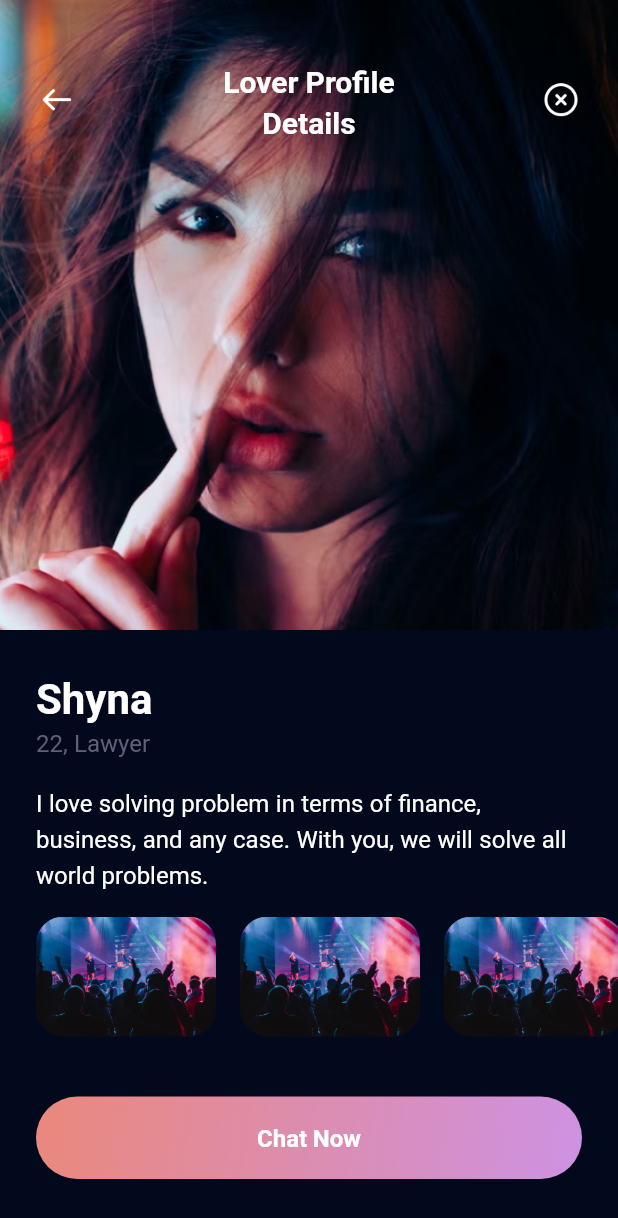
After one commit to muhammad-fachrizal/sarang_app, a Flutter app: the PeopleProfileScreen screen opened by its route, on a phone screen of 412 x 824 dp. The commit adds this screen. Shown: the top 1218 px of the screen. Run offline on Flutter 3.47's test engine with Material 2 defaults, Android fonts, the phone set to English and light mode, and no system bars; our stand-ins replace google_fonts.

Commit message:
Slicing People Profile Screen

```diff
--- a/lib/src/app.dart
+++ b/lib/src/app.dart
@@ -3,6 +3,7 @@ import 'package:sarang_app/src/features/authentication/presentation/sign_up_age_
 import 'package:sarang_app/src/features/authentication/presentation/sign_up_screen.dart';
 import 'package:sarang_app/src/features/authentication/presentation/sign_up_upload_photo_screen.dart';
 import 'package:sarang_app/src/features/likes_you/presentation/explore_people_screen.dart';
+import 'package:sarang_app/src/features/likes_you/presentation/people_profile_screen.dart';
 import 'package:sarang_app/src/features/likes_you/presentation/people_you_loved_screen.dart';
 import 'package:sarang_app/src/theme_manager/theme_data_manager.dart';
 
@@ -25,6 +26,7 @@ class AppScreen extends StatelessWidget {
         ExplorePeopleScreen.routeName: (context) => const ExplorePeopleScreen(),
         PeopleYouLovedScreen.routeName: (context) =>
             const PeopleYouLovedScreen(),
+        PeopleProfileScreen.routeName: (context) => const PeopleProfileScreen(),
       },
     );
   }
--- /dev/null
+++ b/lib/src/common_widgets/people_identity_widget.dart
@@ -0,0 +1,45 @@
+import 'package:flutter/material.dart';
+import 'package:sarang_app/src/theme_manager/font_manager.dart';
+import 'package:sarang_app/src/theme_manager/style_manager.dart';
+import 'package:sarang_app/src/theme_manager/values_manager.dart';
+
+class PeopleIdentityWidget extends StatelessWidget {
+  const PeopleIdentityWidget({
+    super.key,
+  });
+
+  @override
+  Widget build(BuildContext context) {
+    return Padding(
+      padding: const EdgeInsets.symmetric(
+        horizontal: AppPadding.p24,
+      ),
+      child: Column(
+        crossAxisAlignment: CrossAxisAlignment.start,
+        children: [
+          Text(
+            'Shyna',
+            style: getWhiteTextStyle(
+              fontSize: FontSizeManager.f28,
+              fontWeight: FontWeightManager.semiBold,
+            ),
+          ),
+          Text(
+            '22, Lawyer',
+            style: getBlackTextStyle(),
+          ),
+          const SizedBox(
+            height: AppSize.s16,
+          ),
+          Text(
+            'I love solving problem in terms of finance, business, and any case. With you, we will solve all world problems.',
+            style: getWhiteTextStyle(),
+          ),
+          const SizedBox(
+            height: AppSize.s16,
+          ),
+        ],
+      ),
+    );
+  }
+}
--- a/lib/src/common_widgets/people_you_loved_card_widget.dart
+++ b/lib/src/common_widgets/people_you_loved_card_widget.dart
@@ -1,4 +1,5 @@
 import 'package:flutter/material.dart';
+import 'package:sarang_app/src/features/likes_you/presentation/people_profile_screen.dart';
 import 'package:sarang_app/src/theme_manager/asset_image_icon_manager.dart';
 import 'package:sarang_app/src/theme_manager/color_manager.dart';
 import 'package:sarang_app/src/theme_manager/font_manager.dart';
@@ -11,7 +12,13 @@ class PeopleYouLovedCardWidget extends StatelessWidget {
   @override
   Widget build(BuildContext context) {
     return Padding(
-      padding: const EdgeInsets.symmetric(horizontal: AppPadding.p24),
+      padding: const EdgeInsets.symmetric(
+        horizontal: AppPadding.p24,
+      ),
+      child: GestureDetector(
+        onTap: () {
+          Navigator.pushNamed(context, PeopleProfileScreen.routeName);
+        },
         child: Container(
           margin: const EdgeInsets.only(
             bottom: AppMargin.m18,
@@ -50,6 +57,7 @@ class PeopleYouLovedCardWidget extends StatelessWidget {
             ),
           ),
         ),
+      ),
     );
   }
 }
--- /dev/null
+++ b/lib/src/common_widgets/profile_detail_image_widget.dart
@@ -0,0 +1,61 @@
+import 'package:flutter/material.dart';
+import 'package:sarang_app/src/common_widgets/match_button_widget.dart';
+import 'package:sarang_app/src/theme_manager/asset_image_icon_manager.dart';
+import 'package:sarang_app/src/theme_manager/font_manager.dart';
+import 'package:sarang_app/src/theme_manager/style_manager.dart';
+import 'package:sarang_app/src/theme_manager/values_manager.dart';
+
+class ProfileDetailImageWidget extends StatelessWidget {
+  const ProfileDetailImageWidget({
+    super.key,
+  });
+
+  @override
+  Widget build(BuildContext context) {
+    return Stack(
+      children: [
+        Container(
+          width: double.infinity,
+          height: 420.0,
+          decoration: const BoxDecoration(
+            image: DecorationImage(
+              fit: BoxFit.cover,
+              image: AssetImage(
+                '${AssetImageIconManager.assetPath}/people_love1_image.png',
+              ),
+            ),
+          ),
+        ),
+        Padding(
+          padding: const EdgeInsets.symmetric(
+            vertical: AppPadding.p40,
+            horizontal: AppPadding.p26,
+          ),
+          child: Row(
+            mainAxisAlignment: MainAxisAlignment.spaceBetween,
+            children: [
+              MatchButtonWidget(
+                dimension: AppSize.s24,
+                iconPath: 'icon_arrow_left.png',
+                onTap: () {},
+              ),
+              Text(
+                'Lover Profile\nDetails',
+                textAlign: TextAlign.center,
+                style: getWhiteTextStyle(
+                  fontWeight: FontWeightManager.semiBold,
+                  fontSize: FontSizeManager.f20,
+                ),
+              ),
+              MatchButtonWidget(
+                dimension: AppSize.s24,
+                iconPath: 'icon_close_circle.png',
+                onTap: () {},
+              ),
+            ],
+          ),
+        ),
+      ],
+    );
+  }
+}
--- /dev/null
+++ b/lib/src/features/likes_you/presentation/people_profile_screen.dart
@@ -0,0 +1,70 @@
+import 'package:flutter/material.dart';
+import 'package:sarang_app/src/common_widgets/custom_button_widget.dart';
+import 'package:sarang_app/src/common_widgets/people_identity_widget.dart';
+import 'package:sarang_app/src/common_widgets/profile_detail_image_widget.dart';
+import 'package:sarang_app/src/theme_manager/asset_image_icon_manager.dart';
+import 'package:sarang_app/src/theme_manager/values_manager.dart';
+
+class PeopleProfileScreen extends StatelessWidget {
+  static const String routeName = '/people-profile';
+  const PeopleProfileScreen({super.key});
+
+  @override
+  Widget build(BuildContext context) {
+    return Scaffold(
+      body: SingleChildScrollView(
+        child: Column(
+          children: [
+            const ProfileDetailImageWidget(),
+            const SizedBox(
+              height: AppSize.s30,
+            ),
+            const PeopleIdentityWidget(),
+            Container(
+              height: AppSize.s80,
+              margin: const EdgeInsets.only(
+                left: AppMargin.m24,
+              ),
+              child: ListView.builder(
+                scrollDirection: Axis.horizontal,
+                itemBuilder: (context, index) {
+                  return Container(
+                    width: AppSize.s120,
+                    height: AppSize.s80,
+                    margin: const EdgeInsets.only(
+                      right: AppMargin.m16,
+                    ),
+                    decoration: BoxDecoration(
+                      borderRadius: BorderRadius.circular(
+                        AppSize.s18,
+                      ),
+                      image: const DecorationImage(
+                        fit: BoxFit.cover,
+                        image: AssetImage(
+                          '${AssetImageIconManager.assetPath}/hobby1_image.png',
+                        ),
+                      ),
+                    ),
+                  );
+                },
+                itemCount: 4,
+              ),
+            ),
+            const SizedBox(
+              height: AppSize.s40,
+            ),
+            Padding(
+              padding: const EdgeInsets.symmetric(
+                horizontal: AppPadding.p24,
+              ),
+              child: CustomButtonWidget(
+                title: 'Chat Now',
+                onTap: () {},
+              ),
+            ),
+          ],
+        ),
+      ),
+    );
+  }
+}
--- a/lib/src/theme_manager/values_manager.dart
+++ b/lib/src/theme_manager/values_manager.dart
@@ -61,4 +61,5 @@ class AppSize {
   static const double s50 = 50.0;
   static const double s70 = 70.0;
   static const double s80 = 80.0;
+  static const double s120 = 120.0;
 }
```
Lines whose indentation alone changed are shown as unchanged.
